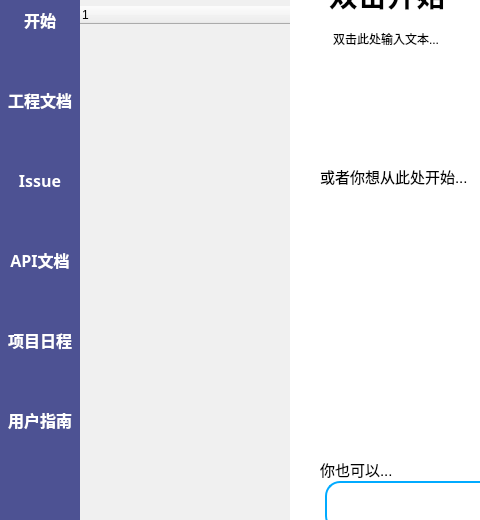
First picture: the form in src/mainwindow.ui, repository luobiwen/LDocs, before the edit; both pictures show x 0 to 480 and y 90 to 610 of the 1200 by 700 pixel window.
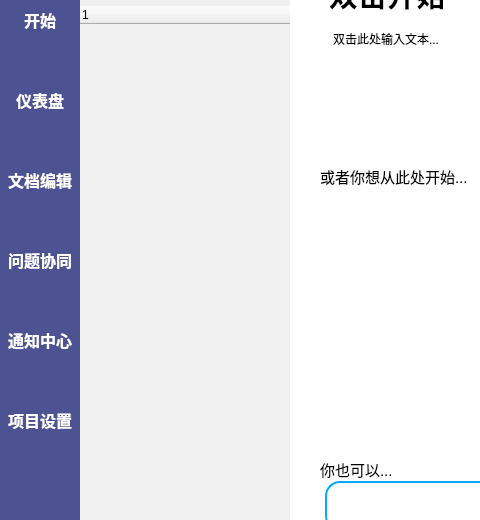
Second picture: the form after the edit. Icons and pictures are not drawn.

What changed in the file:
```diff
--- a/src/mainwindow.ui
+++ b/src/mainwindow.ui
@@ -145,7 +145,7 @@
 }</string>
        </property>
        <property name="text">
-        <string>工程文档</string>
+        <string>仪表盘</string>
        </property>
        <property name="icon">
         <iconset theme="accessories-dictionary"/>
@@ -206,7 +206,7 @@
 }</string>
        </property>
        <property name="text">
-        <string>Issue</string>
+        <string>文档编辑</string>
        </property>
        <property name="icon">
         <iconset theme="QIcon::ThemeIcon::DocumentPageSetup"/>
@@ -264,7 +264,7 @@
 }</string>
        </property>
        <property name="text">
-        <string>API文档</string>
+        <string>问题协同</string>
        </property>
        <property name="icon">
         <iconset theme="QIcon::ThemeIcon::DocumentSend"/>
@@ -322,7 +322,7 @@
 }</string>
        </property>
        <property name="text">
-        <string>项目日程</string>
+        <string>通知中心</string>
        </property>
        <property name="icon">
         <iconset theme="QIcon::ThemeIcon::WeatherClear"/>
@@ -380,7 +380,7 @@
 }</string>
        </property>
        <property name="text">
-        <string>用户指南</string>
+        <string>项目设置</string>
        </property>
        <property name="icon">
         <iconset theme="QIcon::ThemeIcon::DocumentProperties"/>
```
Left out of the diff: 15 changed lines with no effect on the pictures.
